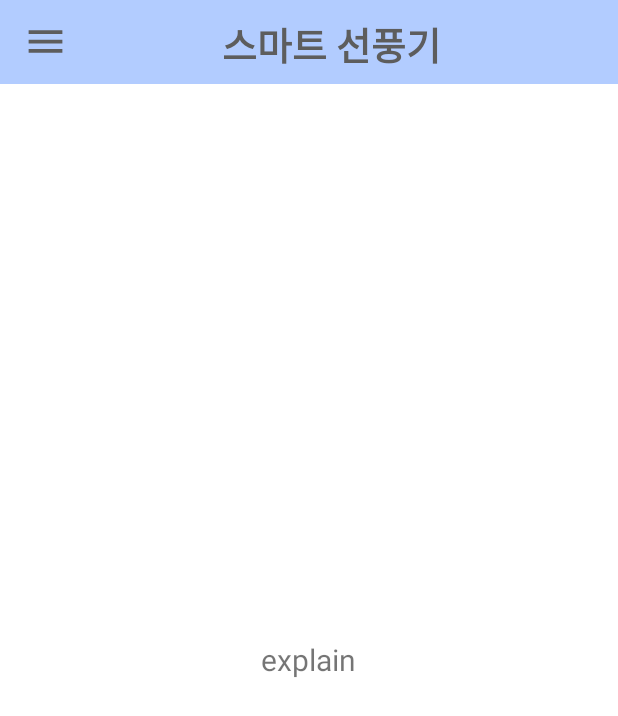
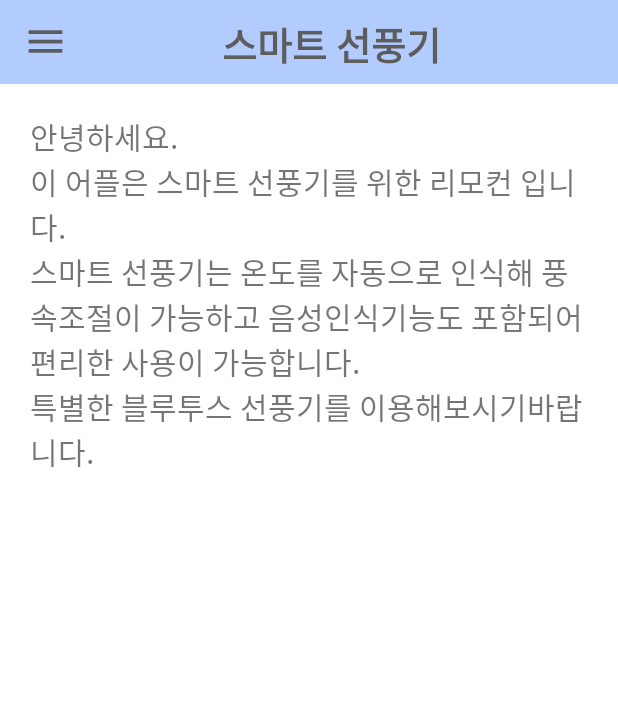
Before and after one commit to psh0121/smart-fan, an Android app: the ExplainFragment screen opened through its navigation route, on a phone screen of 412 x 824 dp. Shown: the top 716 px of the screen. Run offline under Robolectric (Android 15) with nearby library versions, the phone set to English and light mode, and no system bars; our stand-ins replace navigation-ui.

Commit message:
앱설명 창의 기본적인 내용설명추가
- 앱의 설명을 간단하게 작성한 것으로 기본적인 틀은 아직 형성하지 않고 내용만 작성한 상태

```diff
--- a/SmartFan/app/src/main/res/layout/fragment_explain.xml
+++ b/SmartFan/app/src/main/res/layout/fragment_explain.xml
@@ -6,10 +6,13 @@
     tools:context=".ExplainFragment">
 
     <TextView
-        android:layout_width="wrap_content"
+        android:layout_width="match_parent"
         android:layout_height="wrap_content"
-        android:text="@string/explain"
-        android:layout_gravity="center"
-        android:textSize="20sp"/>
+        android:fontFamily="@font/hanfont_l"
+        android:padding="20sp"
+        android:textSize="20sp"
+        android:text="안녕하세요. \n이 어플은 스마트 선풍기를 위한 리모컨 입니다.
+        \n스마트 선풍기는 온도를 자동으로 인식해 풍속조절이 가능하고 음성인식기능도 포함되어 편리한 사용이 가능합니다.
+        \n특별한 블루투스 선풍기를 이용해보시기바랍니다."/>
 
 </FrameLayout>
```
